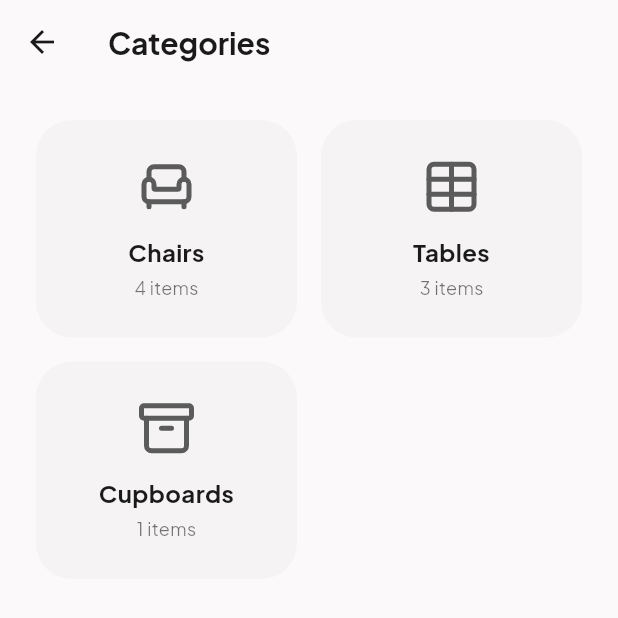
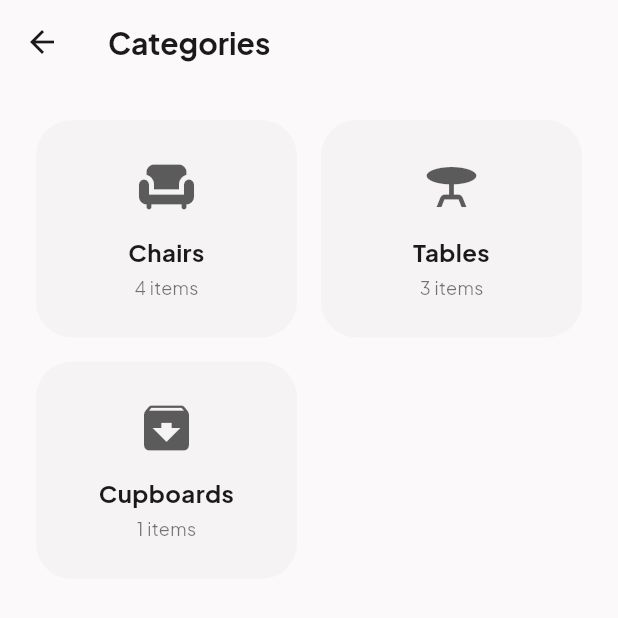
Before and after one commit to swcidd/Sanol_SherwinSid_Lab8, a Flutter app: the CategoryScreen screen opened directly, on a phone screen of 412 x 824 dp, the top half of it. Run offline on Flutter 3.47's test engine with Material 3 defaults, Android fonts, the light colour scheme and no system bars; our stand-ins replace google_fonts; network calls fail.

Commit message:
fix: replace lucide_icons with Material Icons for Dart 3.12+ compatibility
- Remove lucide_icons package dependency (final class extension error)
- Replace all LucideIcons references with Material Icons across 8 files
- Maintain visual consistency with equivalent icon choices

```diff
--- a/lib/category_screen.dart
+++ b/lib/category_screen.dart
@@ -1,6 +1,5 @@
 import 'package:flutter/material.dart';
 import 'package:google_fonts/google_fonts.dart';
-import 'package:lucide_icons/lucide_icons.dart';
 import 'store.dart';
 import 'category_products_screen.dart';
 import 'theme.dart';
@@ -79,13 +78,13 @@ class CategoryScreen extends StatelessWidget {
   IconData _getCategoryIcon(String category) {
     switch (category) {
       case 'Chairs':
-        return LucideIcons.armchair;
+        return Icons.chair;
       case 'Tables':
-        return LucideIcons.table;
+        return Icons.table_bar;
       case 'Cupboards':
-        return LucideIcons.archive;
+        return Icons.archive;
       default:
-        return LucideIcons.grid;
+        return Icons.grid_view;
     }
   }
 }
--- a/lib/home_screen.dart
+++ b/lib/home_screen.dart
@@ -1,5 +1,4 @@
 import 'package:flutter/material.dart';
-import 'package:lucide_icons/lucide_icons.dart';
 import 'package:google_fonts/google_fonts.dart';
 import 'store.dart';
 import 'product_card.dart';
@@ -55,7 +54,7 @@ class HomeScreen extends StatelessWidget {
                           shape: BoxShape.circle,
                         ),
                         child: const Icon(
-                          LucideIcons.user,
+                          Icons.person,
                           size: 20,
                         ),
                       ),
--- a/lib/product_card.dart
+++ b/lib/product_card.dart
@@ -1,6 +1,5 @@
 import 'package:flutter/material.dart';
 import 'package:google_fonts/google_fonts.dart';
-import 'package:lucide_icons/lucide_icons.dart';
 import 'store.dart';
 import 'theme.dart';
 
@@ -72,7 +71,7 @@ class ProductCard extends StatelessWidget {
                         mainAxisSize: MainAxisSize.min,
                         children: [
                           const Icon(
-                            LucideIcons.star,
+                            Icons.star,
                             size: 12,
                             color: Colors.amber,
                           ),
--- a/lib/store.dart
+++ b/lib/store.dart
@@ -1,5 +1,4 @@
 import 'package:flutter/material.dart';
-import 'package:lucide_icons/lucide_icons.dart';
 
 class Product {
   final String id;
@@ -35,7 +34,7 @@ const List<Product> allProducts = [
     rating: 4.8,
     imageUrl: 'https://images.unsplash.com/photo-1555041469-a586c61ea9bc?w=800',
     description: 'A beautifully crafted lounge chair with clean lines and premium upholstery. Perfect for modern living spaces.',
-    icon: LucideIcons.armchair,
+    icon: Icons.chair,
   ),
   Product(
     id: '2',
@@ -46,7 +45,7 @@ const List<Product> allProducts = [
     rating: 4.9,
     imageUrl: 'https://images.unsplash.com/photo-1617806118233-18e1de247200?w=800',
     description: 'Solid oak dining table with a natural finish. Seats 6-8 people comfortably.',
-    icon: LucideIcons.table,
+    icon: Icons.table_bar,
   ),
   Product(
     id: '3',
@@ -57,7 +56,7 @@ const List<Product> allProducts = [
     rating: 4.7,
     imageUrl: 'https://images.unsplash.com/photo-1598300042247-d088f8ab3a91?w=800',
     description: 'Luxurious emerald velvet accent chair with gold legs. A statement piece for any room.',
-    icon: LucideIcons.armchair,
+    icon: Icons.chair,
   ),
   Product(
     id: '4',
@@ -68,7 +67,7 @@ const List<Product> allProducts = [
     rating: 4.6,
     imageUrl: 'https://images.unsplash.com/photo-1555041469-a586c61ea9bc?w=800',
     description: 'Sleek modern cupboard with ample storage space. Minimalist design meets functionality.',
-    icon: LucideIcons.archive,
+    icon: Icons.archive,
   ),
   Product(
     id: '5',
@@ -79,7 +78,7 @@ const List<Product> allProducts = [
     rating: 4.8,
     imageUrl: 'https://images.unsplash.com/photo-1580480055273-228ff5388ef8?w=800',
     description: 'Ergonomic executive office chair with lumbar support. Designed for long working hours.',
-    icon: LucideIcons.armchair,
+    icon: Icons.chair,
   ),
   Product(
     id: '6',
@@ -90,7 +89,7 @@ const List<Product> allProducts = [
     rating: 4.5,
     imageUrl: 'https://images.unsplash.com/photo-1532372576444-dda954194ad0?w=800',
     description: 'Elegant glass coffee table with minimalist metal frame. Perfect for contemporary spaces.',
-    icon: LucideIcons.table,
+    icon: Icons.table_bar,
   ),
   Product(
     id: '7',
@@ -101,7 +100,7 @@ const List<Product> allProducts = [
     rating: 4.9,
     imageUrl: 'https://images.unsplash.com/photo-1518455027359-f3f8164ba6bd?w=800',
     description: 'Adjustable standing desk with electric motor. Promotes healthy working posture.',
-    icon: LucideIcons.table,
+    icon: Icons.table_bar,
   ),
   Product(
     id: '8',
@@ -112,7 +111,7 @@ const List<Product> allProducts = [
     rating: 4.6,
     imageUrl: 'https://images.unsplash.com/photo-1506439773649-6e0eb8cfb237?w=800',
     description: 'Plush velvet dining chair with sturdy wooden legs. Set of 2.',
-    icon: LucideIcons.armchair,
+    icon: Icons.chair,
   ),
 ];
 
--- a/pubspec.yaml
+++ b/pubspec.yaml
@@ -32,7 +32,6 @@ dependencies:
     sdk: flutter
   cupertino_icons: ^1.0.8
   google_fonts: ^6.1.0
-  lucide_icons: ^0.257.0
   provider: ^6.1.1
 
 dev_dependencies:
```
Also changed, not shown: lib/cart_screen.dart (+4 -5 lines), lib/glass_bottom_nav_bar.dart (+4 -5 lines), lib/product_detail_screen.dart (+6 -7 lines), lib/profile_screen.dart (+7 -8 lines), pubspec.lock.
